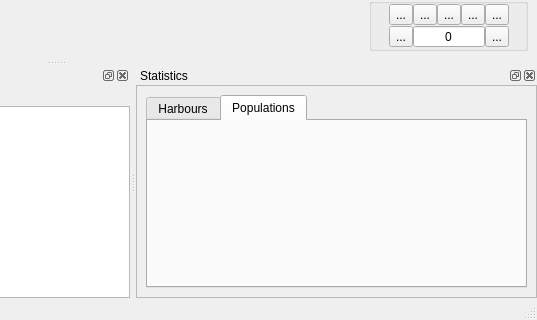
Old version of the form qtgui/mainwindow.ui in the repository frabas/DISPLACE_GUI; both pictures show x 425 to 962 and y 372 to 692 of the 962 by 692 pixel window.
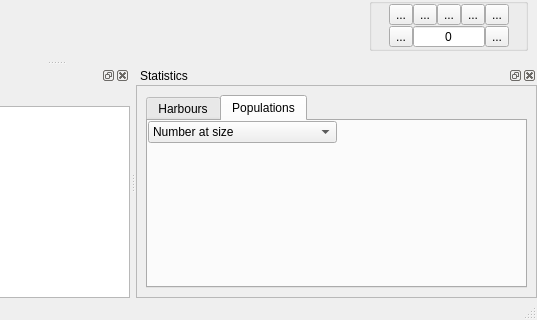
New version of the form. The open tabs and pages were chosen to show the change. Icons and pictures are not drawn. Custom widgets are drawn as their Qt base class.

Commit message: Gui: Stats selector for populations

```diff
--- a/qtgui/mainwindow.ui
+++ b/qtgui/mainwindow.ui
@@ -247,7 +247,7 @@
            <attribute name="title">
             <string>Populations</string>
            </attribute>
-           <layout class="QVBoxLayout" name="verticalLayout_8">
+           <layout class="QVBoxLayout" name="verticalLayout_8" stretch="0,1">
             <property name="spacing">
              <number>0</number>
             </property>
@@ -263,6 +263,43 @@
             <property name="bottomMargin">
              <number>0</number>
             </property>
+            <item>
+             <layout class="QHBoxLayout" name="horizontalLayout_3">
+              <item>
+               <widget class="QComboBox" name="popStatSelector">
+                <property name="sizePolicy">
+                 <sizepolicy hsizetype="MinimumExpanding" vsizetype="Fixed">
+                  <horstretch>0</horstretch>
+                  <verstretch>0</verstretch>
+                 </sizepolicy>
+                </property>
+                <item>
+                 <property name="text">
+                  <string>Number at size</string>
+                 </property>
+                </item>
+                <item>
+                 <property name="text">
+                  <string>Fishing mortality</string>
+                 </property>
+                </item>
+               </widget>
+              </item>
+              <item>
+               <spacer name="horizontalSpacer_4">
+                <property name="orientation">
+                 <enum>Qt::Horizontal</enum>
+                </property>
+                <property name="sizeHint" stdset="0">
+                 <size>
+                  <width>40</width>
+                  <height>20</height>
+                 </size>
+                </property>
+               </spacer>
+              </item>
+             </layout>
+            </item>
             <item>
              <widget class="QCustomPlot" name="plotPopulations" native="true"/>
             </item>
```
Left out of the diff: 4 changed lines with no effect on the pictures. The commit also changes 4 other files.
